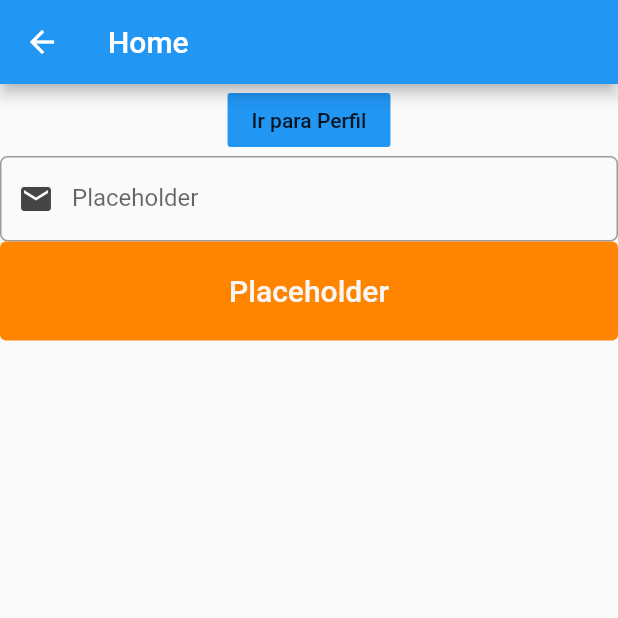
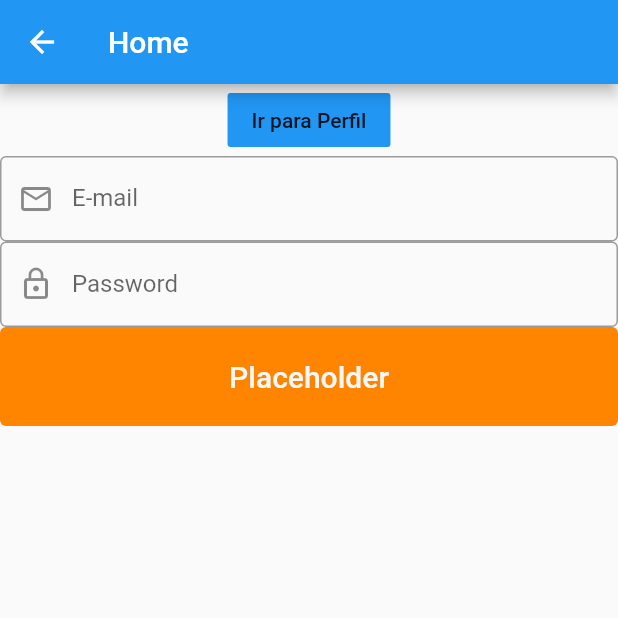
Before and after one commit to Lend-it/Front, a Flutter app: the HomePage screen opened directly, on a phone screen of 412 x 824 dp, the top half of it. Run offline on Flutter 3.47's test engine with Material 2 defaults, Android fonts, the phone set to English and light mode, and no system bars; our stand-ins replace shared_preferences; accounts and stored records are empty.

Commit message:
feat: fga-eps-mds/2020.2-Lend.it#85 Implement focus
Co-authored-by: Thais Reboucas <rotinasoftware@gmail.com>

```diff
--- a/lib/view/home/home_page.dart
+++ b/lib/view/home/home_page.dart
@@ -4,7 +4,35 @@ import 'package:front/routes/app_routes.dart';
 import 'package:front/widgets/button.dart';
 import 'package:front/widgets/input.dart';
 
-class HomePage extends StatelessWidget {
+class HomePage extends StatefulWidget {
+  @override
+  _HomePageState createState() => _HomePageState();
+}
+
+class _HomePageState extends State<HomePage> {
+  TextEditingController _email;
+  FocusNode _focusEmail;
+  TextEditingController _password;
+  FocusNode _focusPassword;
+
+  @override
+  void initState() {
+    super.initState();
+    _email = TextEditingController();
+    _focusEmail = FocusNode();
+    _password = TextEditingController();
+    _focusPassword = FocusNode();
+  }
+
+  @override
+  void dispose() {
+    _email.dispose();
+    _focusEmail.dispose();
+    _password.dispose();
+    _focusPassword.dispose();
+    super.dispose();
+  }
+
   @override
   Widget build(BuildContext context) {
     return Scaffold(
@@ -21,8 +49,18 @@ class HomePage extends StatelessWidget {
             color: Colors.blue,
           ),
           Input(
-            placeholder: 'Placeholder',
-            icon: Icons.mail,
+            type: TextInputType.emailAddress,
+            controller: _email,
+            placeholder: 'E-mail',
+            icon: Icons.mail_outline,
+            focusNode: _focusEmail,
+          ),
+          Input(
+            type: TextInputType.visiblePassword,
+            controller: _password,
+            placeholder: 'Password',
+            icon: Icons.lock_outline,
+            focusNode: _focusPassword,
           ),
           Button(
             title: 'Placeholder',
--- a/lib/widgets/input.dart
+++ b/lib/widgets/input.dart
@@ -2,12 +2,18 @@ import 'package:flutter/material.dart';
 import 'package:front/theme/colors.dart';
 
 class Input extends StatefulWidget {
+  final TextInputType type;
   final String placeholder;
   final IconData icon;
+  final TextEditingController controller;
+  final FocusNode focusNode;
 
   Input({
     @required this.placeholder,
     @required this.icon,
+    @required this.type,
+    @required this.controller,
+    @required this.focusNode,
   });
 
   @override
@@ -15,38 +21,52 @@ class Input extends StatefulWidget {
 }
 
 class _InputState extends State<Input> {
-  final _nameController = TextEditingController();
-  FocusNode focusNode = FocusNode();
+  FocusNode _focusNode;
+  Color _fieldColor;
 
   @override
   void initState() {
     super.initState();
+    _focusNode = FocusNode();
+  }
 
-    _nameController.addListener(() {
-      setState(() {});
-    });
+  @override
+  void dispose() {
+    _focusNode.dispose();
+    super.dispose();
   }
 
   Widget build(BuildContext context) {
     return Container(
       width: double.infinity,
       height: 57,
+      child: Focus(
+        onFocusChange: (hasFocus) {
+          setState(() => _fieldColor = hasFocus ? primaryColor : grayColor);
+        },
         child: TextFormField(
-        controller: _nameController,
-        focusNode: focusNode,
+          obscureText:
+              widget.type == TextInputType.visiblePassword ? true : false,
+          keyboardType: widget.type,
+          onChanged: (text) {
+            print(_focusNode.hasFocus);
+            print(text);
+          },
+          controller: widget.controller,
+          focusNode: _focusNode,
           decoration: InputDecoration(
             focusedBorder: OutlineInputBorder(
                 borderSide: BorderSide(color: primaryLightColor, width: 2.0)),
-          prefixIcon: Icon(widget.icon,
-              color: focusNode.hasFocus ? primaryLightColor : grayColor),
+            prefixIcon: Icon(widget.icon, color: _fieldColor),
             hintText: widget.placeholder,
             border: OutlineInputBorder(
-            borderRadius: BorderRadius.circular(5.0),
+              borderRadius: BorderRadius.circular(4.0),
               borderSide: BorderSide(color: grayColor),
             ),
           ),
           textInputAction: TextInputAction.done,
         ),
+      ),
     );
   }
 }
```
Lines whose indentation alone changed are shown as unchanged.
